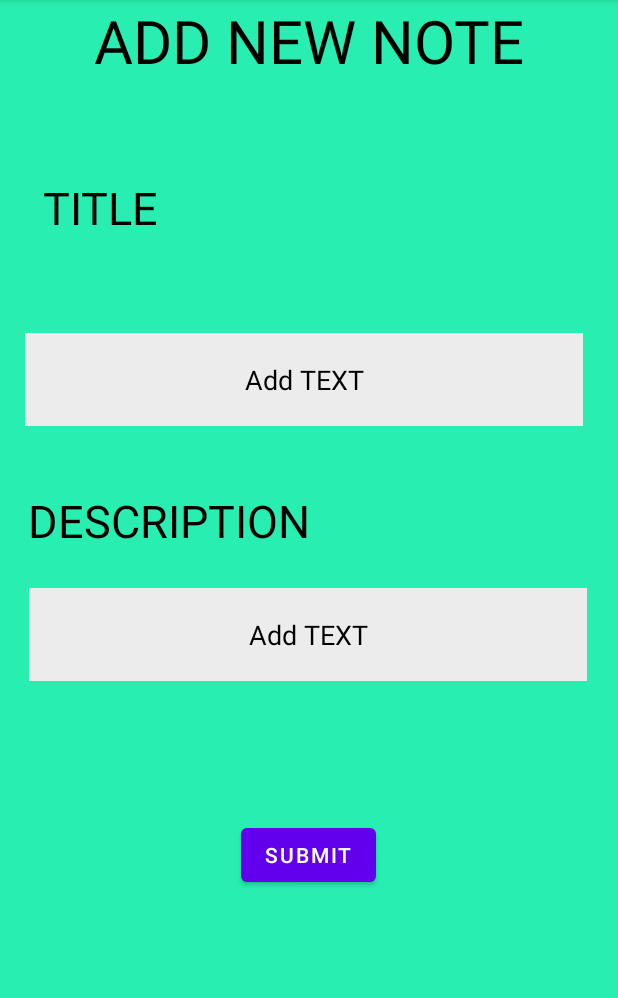
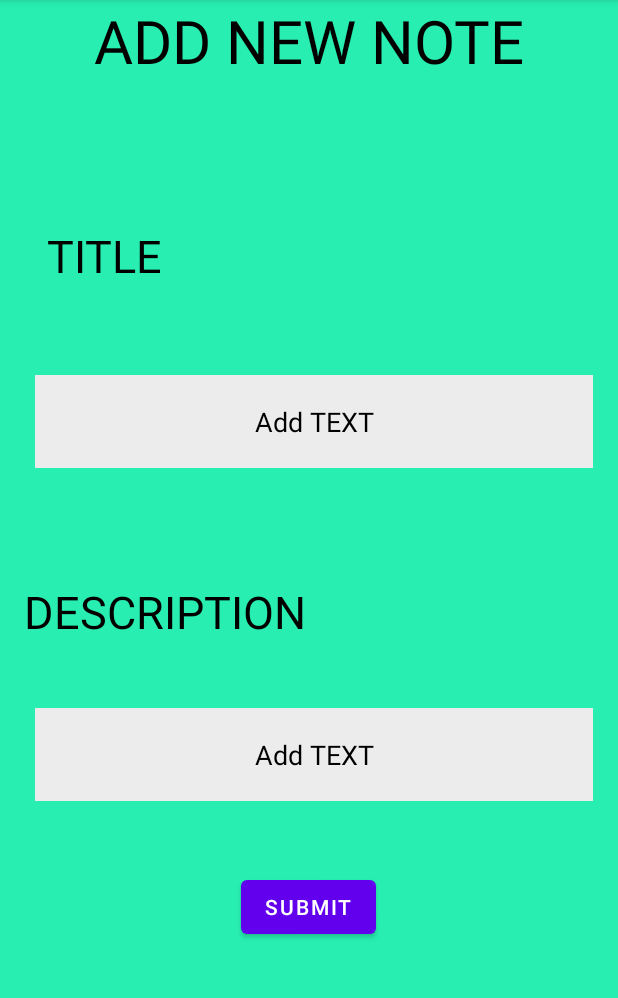
Before and after one commit to Anii232002/Daily_Manager, an Android app: the NotesAddition screen opened directly, with no data from a screen before it, on a phone screen of 412 x 824 dp, the part 84-1082 px from its top. Run offline under Robolectric (Android 15) with nearby library versions, the light colour scheme and no system bars; our stand-ins replace Firebase (no records; nobody signed in at launch, a user with empty details on screens opened directly).

Commit message:
notes section final

```diff
--- a/app/src/main/res/layout/activity_notes_addition.xml
+++ b/app/src/main/res/layout/activity_notes_addition.xml
@@ -16,7 +16,7 @@
         android:textAlignment="center"
         android:textColor="@color/black"
         android:textSize="40dp"
-        app:layout_constraintBottom_toTopOf="@+id/editText"
+
         app:layout_constraintEnd_toEndOf="parent"
         app:layout_constraintHorizontal_bias="1.0"
         app:layout_constraintStart_toStartOf="parent"
@@ -32,28 +32,30 @@
         android:textAlignment="center"
         android:textColor="@color/black"
         android:textSize="30dp"
-        app:layout_constraintBottom_toTopOf="@+id/editText"
+
+        app:layout_constraintBottom_toTopOf="@+id/edttitle"
         app:layout_constraintEnd_toEndOf="parent"
-        app:layout_constraintHorizontal_bias="0.083"
+        app:layout_constraintHorizontal_bias="0.092"
         app:layout_constraintStart_toStartOf="parent"
         app:layout_constraintTop_toBottomOf="@+id/textView"
-        app:layout_constraintVertical_bias="0.797" />
+        app:layout_constraintVertical_bias="0.347" />
 
     <EditText
         android:id="@+id/edttitle"
         android:layout_width="372dp"
         android:layout_height="62dp"
-        android:layout_marginBottom="484dp"
+        android:layout_marginTop="196dp"
         android:background="#ECECEC"
         android:hint="Add TEXT"
         android:inputType="text"
         android:padding="10dp"
         android:textAlignment="center"
+
         android:textColorHint="@color/black"
-        app:layout_constraintBottom_toBottomOf="parent"
         app:layout_constraintEnd_toEndOf="parent"
-        app:layout_constraintHorizontal_bias="0.41"
-        app:layout_constraintStart_toStartOf="parent" />
+        app:layout_constraintHorizontal_bias="0.589"
+        app:layout_constraintStart_toStartOf="parent"
+        app:layout_constraintTop_toBottomOf="@+id/textView" />
 
     <TextView
         android:id="@+id/txtdescription"
@@ -65,10 +67,10 @@
         android:textSize="30dp"
         app:layout_constraintBottom_toBottomOf="parent"
         app:layout_constraintEnd_toEndOf="parent"
-        app:layout_constraintHorizontal_bias="0.083"
+        app:layout_constraintHorizontal_bias="0.071"
         app:layout_constraintStart_toStartOf="parent"
         app:layout_constraintTop_toBottomOf="@+id/edttitle"
-        app:layout_constraintVertical_bias="0.096" />
+        app:layout_constraintVertical_bias="0.182" />
 
     <EditText
         android:id="@+id/edtdescription"
@@ -82,10 +84,10 @@
         android:textColorHint="@color/black"
         app:layout_constraintBottom_toBottomOf="parent"
         app:layout_constraintEnd_toEndOf="parent"
-        app:layout_constraintHorizontal_bias="0.487"
+        app:layout_constraintHorizontal_bias="0.589"
         app:layout_constraintStart_toStartOf="parent"
         app:layout_constraintTop_toBottomOf="@+id/txtdescription"
-        app:layout_constraintVertical_bias="0.073" />
+        app:layout_constraintVertical_bias="0.158" />
 
     <Button
         android:id="@+id/button"
```
